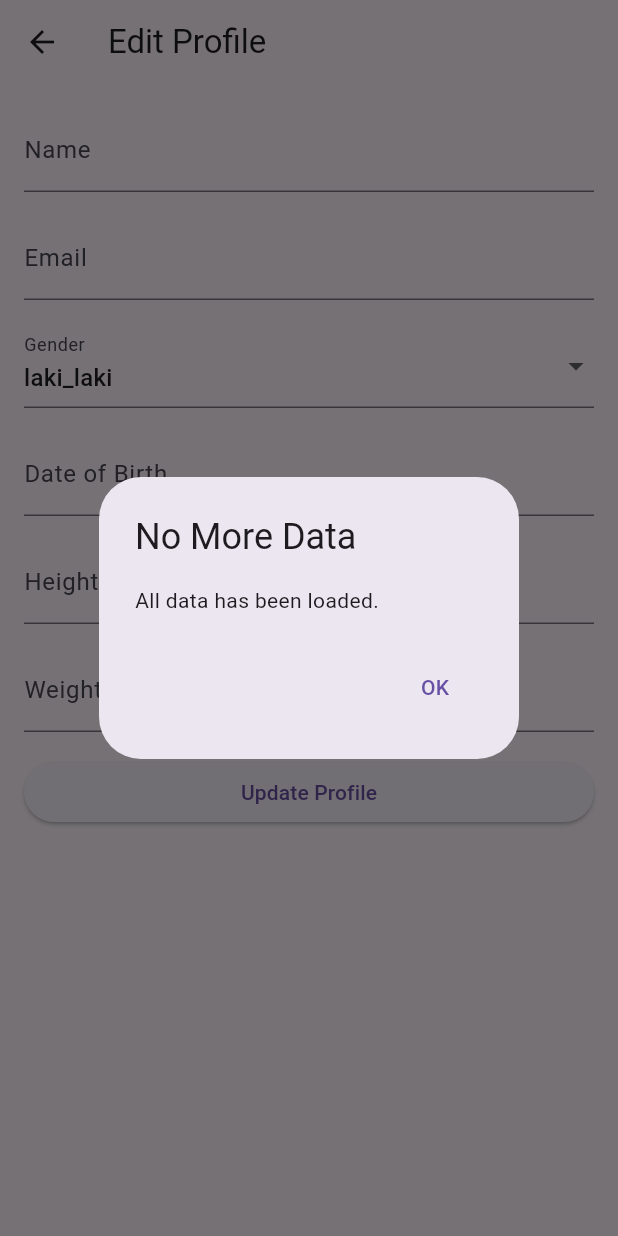
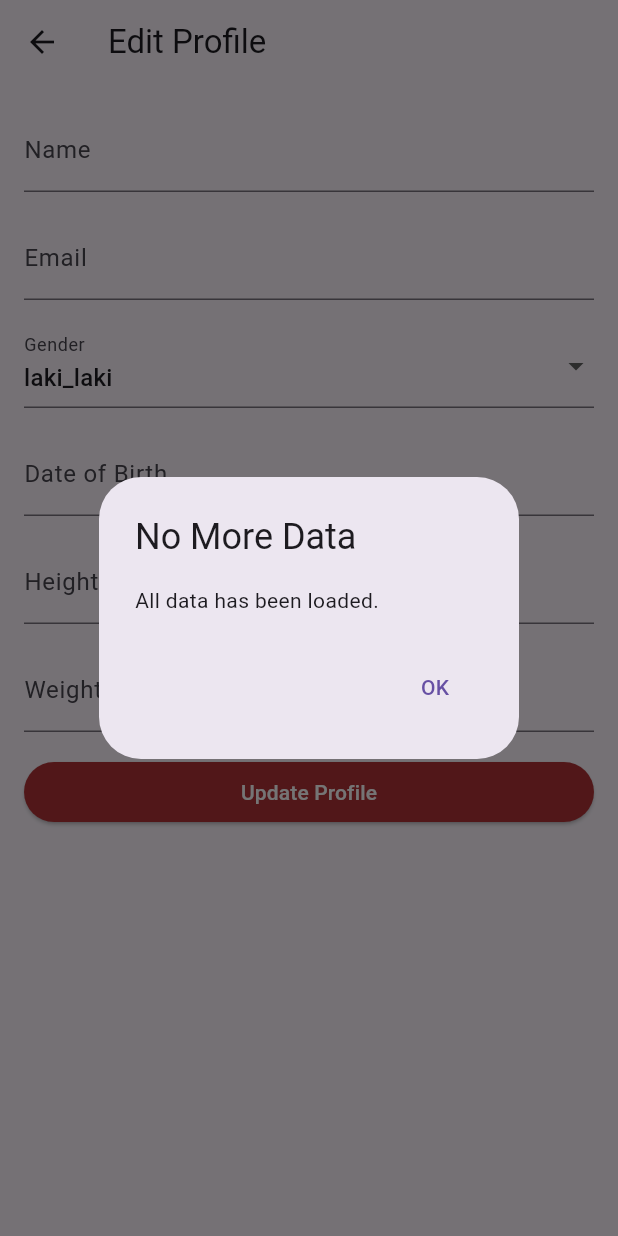
Before and after one commit to dickyderiyanto/challenge_dickyderiyanto, a Flutter app: the EditProfileView screen opened by its route, on a phone screen of 412 x 824 dp. Run offline on Flutter 3.47's test engine with Material 3 defaults, Android fonts, the phone set to English and light mode, and no system bars; our stand-ins replace dio, get, get_storage, intl_phone_field, permission_handler, persistent_bottom_nav_bar and 1 more; accounts and stored records are empty; network calls fail.

Commit message:
App name

```diff
--- a/lib/app/modules/edit_profile/views/edit_profile_view.dart
+++ b/lib/app/modules/edit_profile/views/edit_profile_view.dart
@@ -2,6 +2,7 @@ import 'package:flutter/material.dart';
 
 import 'package:get/get.dart';
 
+import '../../../../constant/colors.dart';
 import '../../../data/models/user_profile.dart';
 import '../controllers/edit_profile_controller.dart';
 
@@ -71,12 +72,21 @@ class EditProfileView extends GetView<EditProfileController> {
             ),
             const SizedBox(height: 16),
             ElevatedButton(
+              style: ElevatedButton.styleFrom(
+                backgroundColor: AppColors.appWave1,
+                shape: RoundedRectangleBorder(
+                  borderRadius: BorderRadius.circular(100),
+                ),
+              ),
               onPressed: () {
                 if (controller.validateInputs(userProfile)) {
                   controller.updateUserProfile(userProfile);
                 }
               },
-              child: const Text('Update Profile'),
+              child: const Text(
+                'Update Profile',
+                style: TextStyle(color: Colors.white),
+              ),
             ),
           ],
         ),
```
Also changed, not shown: 13 other files.
